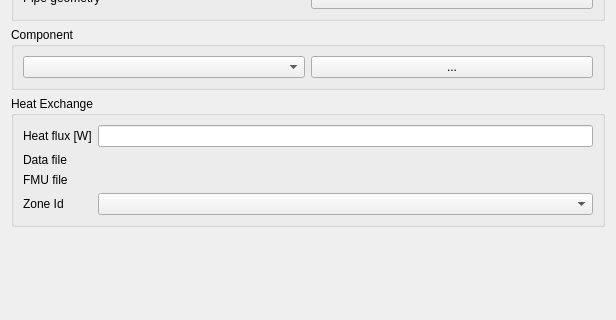
ghorwin/SIM-VICUS, file SIM-VICUS/src/SVPropNetworkEditWidget.ui: the form before one commit; both pictures show x 0 to 616 and y 631 to 951 of the 616 by 951 pixel window.
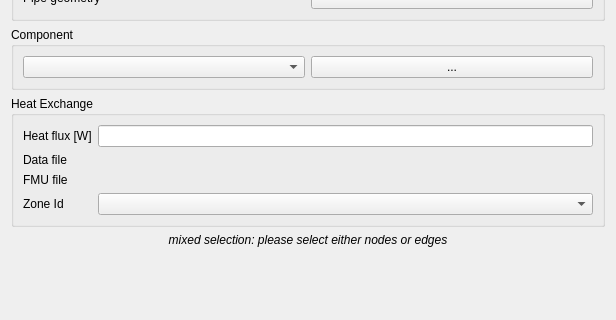
The form after the commit. Custom widgets are drawn as their Qt base class.

Commit message: show info when there is a mixed selection of network nodes, edges

```diff
--- a/SIM-VICUS/src/SVPropNetworkEditWidget.ui
+++ b/SIM-VICUS/src/SVPropNetworkEditWidget.ui
@@ -501,6 +501,21 @@
      </layout>
     </widget>
    </item>
+   <item>
+    <widget class="QLabel" name="labelSelectionInfo">
+     <property name="font">
+      <font>
+       <italic>true</italic>
+      </font>
+     </property>
+     <property name="text">
+      <string>mixed selection: please select either nodes or edges</string>
+     </property>
+     <property name="alignment">
+      <set>Qt::AlignCenter</set>
+     </property>
+    </widget>
+   </item>
    <item>
     <spacer name="verticalSpacer">
      <property name="orientation">
```
The commit also changes 3 other files.
